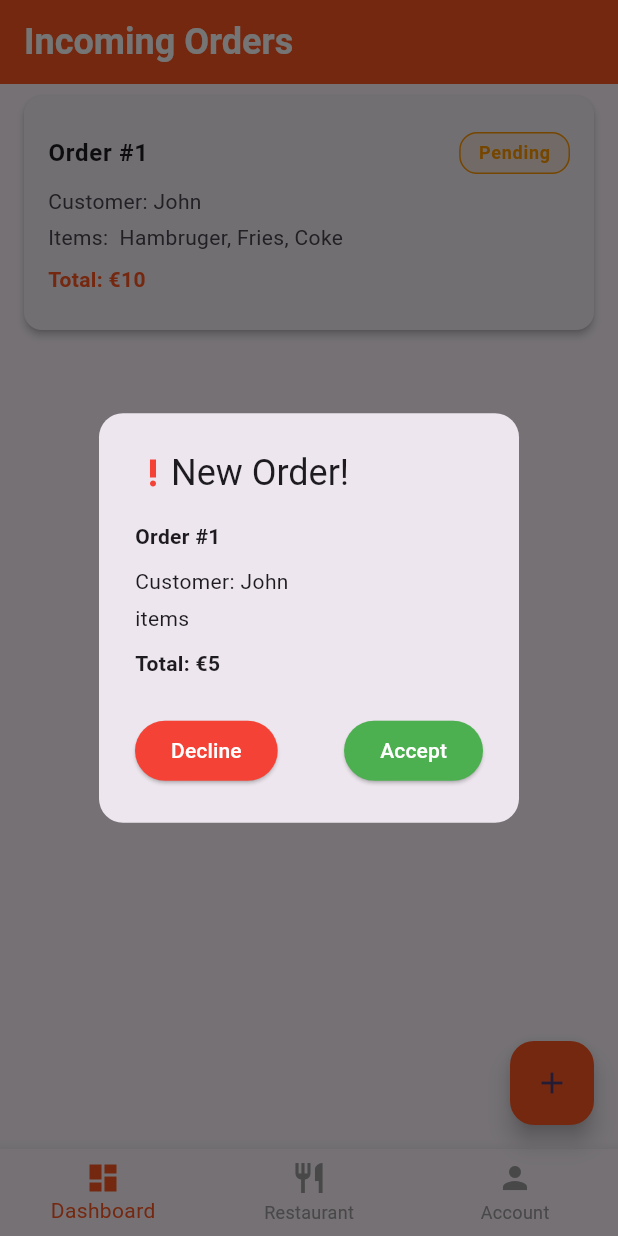
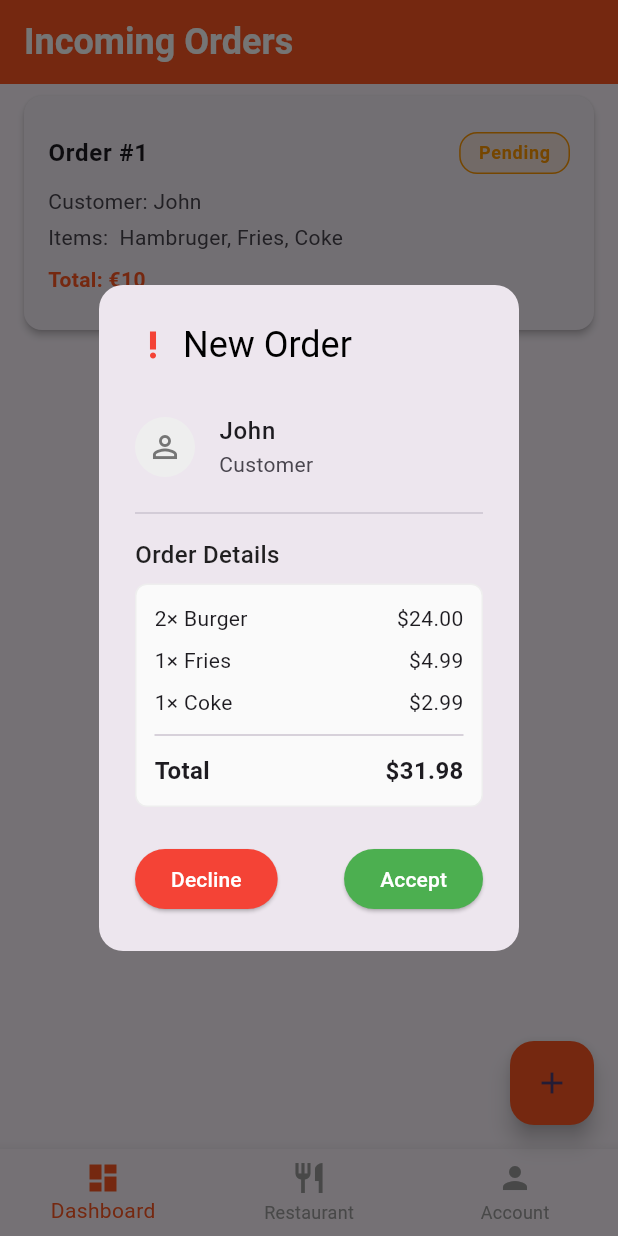
Before and after one commit to KhalilHen/live-orders-app, a Flutter app: the screen it shows after launch, after a tap on the "add" icon, on a phone screen of 412 x 824 dp. Run offline on Flutter 3.47's test engine with Material 3 defaults, Android fonts, the phone set to English and light mode, and no system bars; our stand-ins replace firebase_core, introduction_screen, line_icons, supabase_flutter; accounts and stored records are empty; generated files the repository leaves out were written again.

Commit message:
Improved the order dialog

```diff
--- a/lib/pages/homepage.dart
+++ b/lib/pages/homepage.dart
@@ -210,40 +210,120 @@ class _HomePageState extends State<HomePage> {
       ),
       title: Row(
         children: [
-          Icon(Icons.priority_high, color: Colors.red),
-          // SizedBox(width: 3),
-          Text("New Order!"),
-          // Text("Incoming Order!"),
+          Icon(
+            // Icons.receipt_long,
+            Icons.priority_high,
+            // color: Colors.deepOrange,
+            color: Colors.red,
+          ),
+          SizedBox(width: 8),
+          Text(
+            "New Order",
+            style: TextStyle(
+              // color: Colors.deepOrange,
+              // color: Colors.black87,
+              color: Colors.black,
+              // fontWeight: FontWeight.bold,
+            ),
+          ),
         ],
       ),
       content: Column(
         mainAxisSize: MainAxisSize.min,
         crossAxisAlignment: CrossAxisAlignment.start,
         children: [
+          ListTile(
+            contentPadding: EdgeInsets.zero,
+            leading: CircleAvatar(
+              backgroundColor: Colors.grey[200],
+              child: Icon(
+                Icons.person_outline,
+                color: Colors.grey[600],
+              ),
+            ),
+            title: Text(
+              "John",
+              style: TextStyle(
+                fontWeight: FontWeight.w500,
+              ),
+            ),
+            subtitle: Text("Customer"),
+          ),
+          Divider(),
+          Padding(
+              padding: const EdgeInsets.symmetric(vertical: 8),
+              child: Text(
+                "Order Details",
+                style: TextStyle(
+                  fontSize: 16,
+                  fontWeight: FontWeight.w500,
+                  color: Colors.black87,
+                ),
+              )),
+          Container(
+            padding: EdgeInsets.all(12),
+            decoration: BoxDecoration(
+              color: Colors.grey[50],
+              borderRadius: BorderRadius.circular(8),
+              border: Border.all(color: Colors.grey[200]!),
+            ),
+            child: Column(
+              crossAxisAlignment: CrossAxisAlignment.start,
+              children: [
+                Row(
+                  mainAxisAlignment: MainAxisAlignment.spaceBetween,
+                  children: [
                     Text(
-            "Order #1",
+                      "2× Burger",
+                      style: TextStyle(fontSize: 14),
+                    ),
+                    Text("\$24.00"),
+                  ],
+                ),
+                SizedBox(height: 8),
+                Row(
+                  mainAxisAlignment: MainAxisAlignment.spaceBetween,
+                  children: [
+                    Text(
+                      "1× Fries",
+                      style: TextStyle(fontSize: 14),
+                    ),
+                    Text("\$4.99"),
+                  ],
+                ),
+                SizedBox(height: 8),
+                Row(
+                  mainAxisAlignment: MainAxisAlignment.spaceBetween,
+                  children: [
+                    Text(
+                      "1× Coke",
+                      style: TextStyle(fontSize: 14),
+                    ),
+                    Text("\$2.99"),
+                  ],
+                ),
+                Divider(height: 24),
+                Row(
+                  mainAxisAlignment: MainAxisAlignment.spaceBetween,
+                  children: [
+                    Text(
+                      "Total",
                       style: TextStyle(
                         fontWeight: FontWeight.bold,
+                        fontSize: 16,
                       ),
                     ),
-          SizedBox(
-            height: 10,
-          ),
-          Text("Customer: John "),
-          SizedBox(
-            height: 5,
-          ),
-          Text("items")
-
-          //Here late map
-          ,
-          SizedBox(
-            height: 10,
-          ),
                     Text(
-            "Total: €5",
+                      "\$31.98",
                       style: TextStyle(
                         fontWeight: FontWeight.bold,
+                        fontSize: 16,
+                        // color: Colors.deepOrange,
+                      ),
+                    ),
+                  ],
+                ),
+              ],
             ),
           ),
         ],
```
Lines whose indentation alone changed are shown as unchanged.
